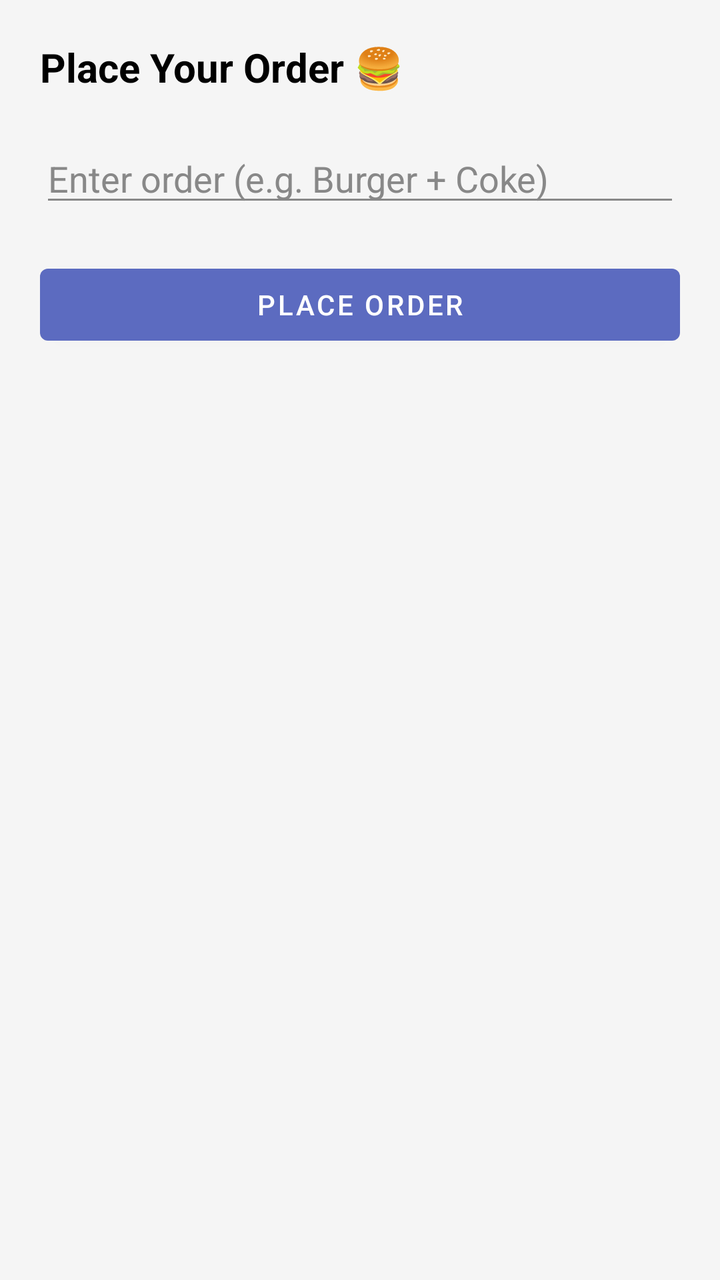
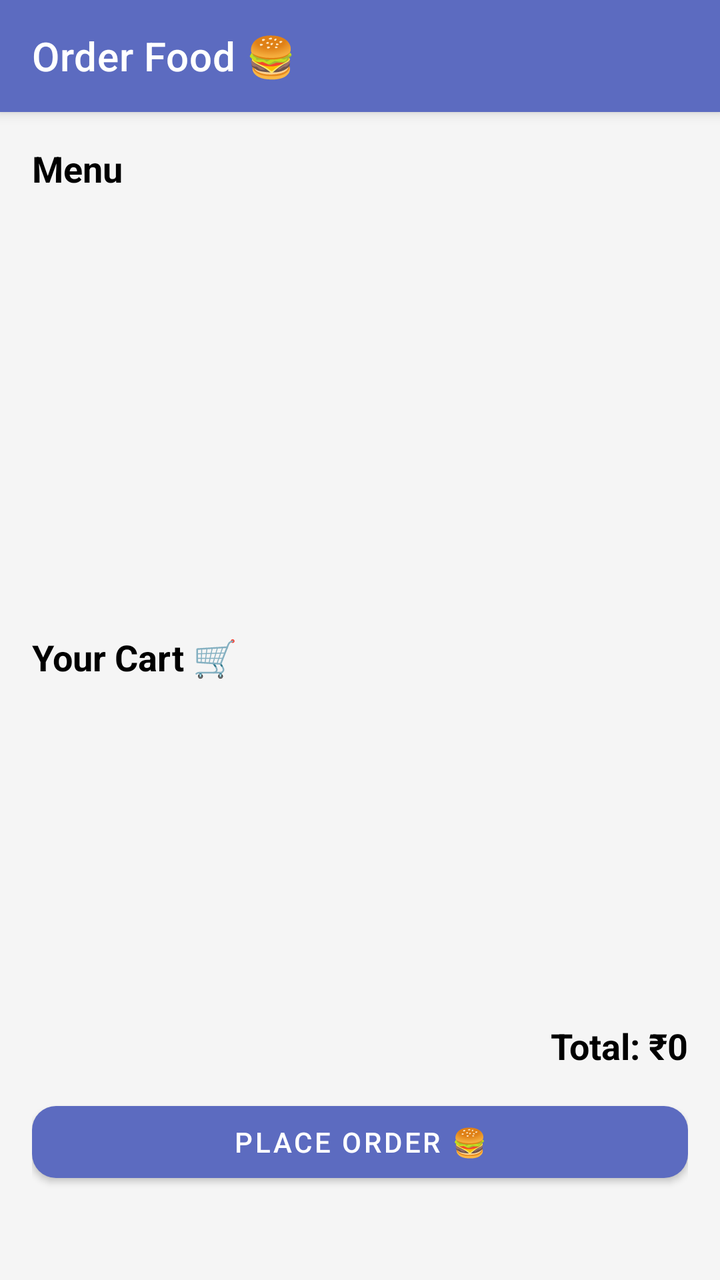

Two renders of the same Android screen: before a commit and after it. Below are the layout's source before the change and the commit's diff.
<!-- AndroidManifest.xml: application theme Theme.QueueLessPlus -->
<!-- res/layout/activity_order.xml -->
<LinearLayout xmlns:android="http://schemas.android.com/apk/res/android"
    android:orientation="vertical"
    android:padding="20dp"
    android:layout_width="match_parent"
    android:layout_height="match_parent">

    <TextView
        android:text="Place Your Order 🍔"
        android:textSize="20sp"
        android:textStyle="bold"
        android:textColor="@android:color/black"
        android:layout_marginBottom="20dp"
        android:layout_width="wrap_content"
        android:layout_height="wrap_content"/>

    <EditText
        android:id="@+id/etOrder"
        android:hint="Enter order (e.g. Burger + Coke)"
        android:textColor="@android:color/black"
        android:textColorHint="#888888"
        android:layout_width="match_parent"
        android:layout_height="wrap_content"/>

    <Button
        android:id="@+id/btnPlaceOrder"
        android:text="Place Order"
        android:layout_marginTop="20dp"
        android:layout_width="match_parent"
        android:layout_height="wrap_content"/>

</LinearLayout>
<!-- resources referenced by this layout -->
<resources>
  <style name="Theme.QueueLessPlus" parent="Theme.MaterialComponents.DayNight.NoActionBar">
  
          
          <item name="colorPrimary">@color/colorPrimary</item>
          <item name="colorPrimaryVariant">@color/colorPrimaryDark</item>
          <item name="colorOnPrimary">@color/white</item>
  
          <item name="colorSecondary">@color/colorAccent</item>
          <item name="colorOnSecondary">@color/white</item>
  
          
          <item name="android:colorBackground">@color/colorBackground</item>
          <item name="colorSurface">@color/colorSurface</item>
  
          
          <item name="android:textColor">@color/colorTextPrimary</item>
          <item name="android:textColorPrimary">@color/colorTextPrimary</item>
          <item name="android:textColorSecondary">#888888</item>
          <item name="android:textColorHint">#888888</item>
  
          
          <item name="colorOnSurface">@color/colorTextPrimary</item>
          <item name="hintTextColor">#888888</item>
  
          
          <item name="android:statusBarColor" tools:targetApi="l">@color/colorPrimaryDark</item>
  
          
          <item name="android:windowBackground">@color/colorBackground</item>
  
          
          <item name="textInputStyle">@style/QueueLess.TextInputLayout</item>
  
      </style>
  <color name="colorPrimary">#5C6BC0</color>
  <color name="colorPrimaryDark">#3949AB</color>
  <color name="white">#FFFFFF</color>
  <color name="colorAccent">#FF7043</color>
  <color name="colorBackground">#F5F5F5</color>
  <color name="colorSurface">#FFFFFF</color>
  <color name="colorTextPrimary">#000000</color>
  <style name="QueueLess.TextInputLayout" parent="Widget.MaterialComponents.TextInputLayout.OutlinedBox">
  
          
          <item name="boxCornerRadiusTopStart">12dp</item>
          <item name="boxCornerRadiusTopEnd">12dp</item>
          <item name="boxCornerRadiusBottomStart">12dp</item>
          <item name="boxCornerRadiusBottomEnd">12dp</item>
  
          
          <item name="android:textColor">@color/colorTextPrimary</item>
          <item name="android:textColorHint">#888888</item>
          <item name="hintTextColor">#888888</item>
  
          
          <item name="boxStrokeColor">@color/colorPrimary</item>
  
          
          <item name="colorOnSurface">@color/colorTextPrimary</item>
  
      </style>
</resources>

<!-- the commit's change to res/layout/activity_order.xml (unified diff, before → after) -->
@@ -1,31 +1,87 @@
-<LinearLayout xmlns:android="http://schemas.android.com/apk/res/android"
-    android:orientation="vertical"
-    android:padding="20dp"
+<?xml version="1.0" encoding="utf-8"?>
+<androidx.coordinatorlayout.widget.CoordinatorLayout
+    xmlns:android="http://schemas.android.com/apk/res/android"
+    xmlns:app="http://schemas.android.com/apk/res-auto"
     android:layout_width="match_parent"
-    android:layout_height="match_parent">
+    android:layout_height="match_parent"
+    android:background="@color/colorBackground">
 
-    <TextView
-        android:text="Place Your Order 🍔"
-        android:textSize="20sp"
-        android:textStyle="bold"
-        android:textColor="@android:color/black"
-        android:layout_marginBottom="20dp"
-        android:layout_width="wrap_content"
-        android:layout_height="wrap_content"/>
+    
+    <com.google.android.material.appbar.AppBarLayout
+        android:layout_width="match_parent"
+        android:layout_height="wrap_content">
 
-    <EditText
-        android:id="@+id/etOrder"
-        android:hint="Enter order (e.g. Burger + Coke)"
-        android:textColor="@android:color/black"
-        android:textColorHint="#888888"
+        <androidx.appcompat.widget.Toolbar
+            android:id="@+id/toolbar"
+            android:layout_width="match_parent"
+            android:layout_height="?attr/actionBarSize"
+            android:background="@color/colorPrimary"
+            app:title="Order Food 🍔"
+            app:titleTextColor="@color/white"/>
+    </com.google.android.material.appbar.AppBarLayout>
+
+    
+    <LinearLayout
         android:layout_width="match_parent"
-        android:layout_height="wrap_content"/>
+        android:layout_height="match_parent"
+        android:orientation="vertical"
+        android:padding="16dp"
+        app:layout_behavior="@string/appbar_scrolling_view_behavior">
 
-    <Button
-        android:id="@+id/btnPlaceOrder"
-        android:text="Place Order"
-        android:layout_marginTop="20dp"
-        android:layout_width="match_parent"
-        android:layout_height="wrap_content"/>
+        
+        <TextView
+            android:layout_width="wrap_content"
+            android:layout_height="wrap_content"
+            android:text="Menu"
+            android:textSize="18sp"
+            android:textStyle="bold"
+            android:textColor="@color/colorTextPrimary"
+            android:layout_marginBottom="8dp"/>
 
-</LinearLayout>
+        
+        <androidx.recyclerview.widget.RecyclerView
+            android:id="@+id/rvMenu"
+            android:layout_width="match_parent"
+            android:layout_height="200dp"
+            android:layout_marginBottom="12dp"/>
+
+        
+        <TextView
+            android:layout_width="wrap_content"
+            android:layout_height="wrap_content"
+            android:text="Your Cart 🛒"
+            android:textSize="18sp"
+            android:textStyle="bold"
+            android:textColor="@color/colorTextPrimary"
+            android:layout_marginBottom="8dp"/>
+
+        
+        <androidx.recyclerview.widget.RecyclerView
+            android:id="@+id/rvCart"
+            android:layout_width="match_parent"
+            android:layout_height="150dp"
+            android:layout_marginBottom="12dp"/>
+
+        
+        <TextView
+            android:id="@+id/tvTotal"
+            android:layout_width="match_parent"
+            android:layout_height="wrap_content"
+            android:text="Total: ₹0"
+            android:textSize="18sp"
+            android:textStyle="bold"
+            android:textColor="@android:color/black"
+            android:gravity="end"
+            android:layout_marginBottom="12dp"/>
+
+        
+        <com.google.android.material.button.MaterialButton
+            android:id="@+id/btnPlaceOrder"
+            android:layout_width="match_parent"
+            android:layout_height="wrap_content"
+            android:text="Place Order 🍔"
+            app:cornerRadius="12dp"/>
+
+    </LinearLayout>
+
+</androidx.coordinatorlayout.widget.CoordinatorLayout>
